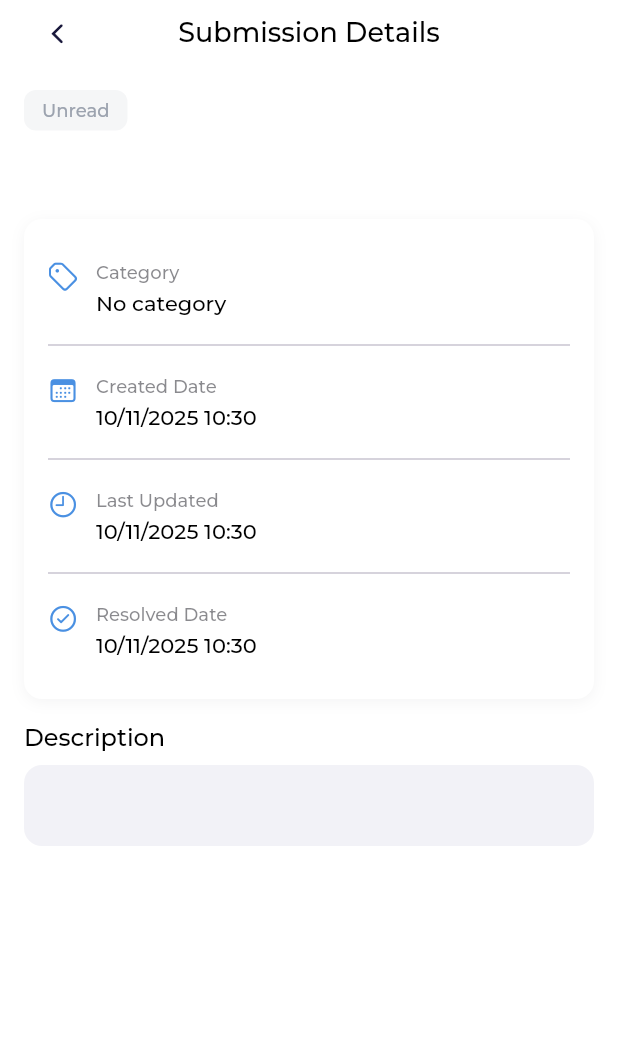
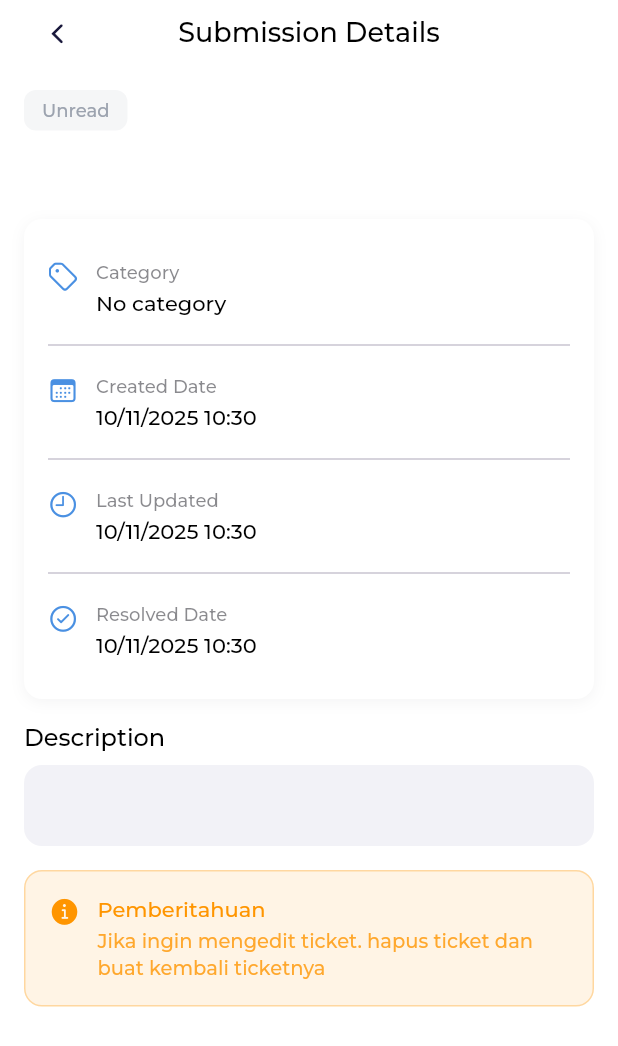
Before and after one commit to nauvaljanuarta/arek-muhammadiyah-mobile, a Flutter app: the TicketDetailPage screen opened directly with empty values, on a phone screen of 412 x 824 dp. Shown: the top 1046 px of the screen. Run offline on Flutter 3.47's test engine with Material 3 defaults, Android fonts, the phone set to English and light mode, and no system bars; our stand-ins replace file_picker, image_picker, shared_preferences, video_player; accounts and stored records are empty; network calls fail; project files that could hold a hidden picture were left out.

Commit message:
fix resolution on ticket

```diff
--- a/lib/models/ticket.dart
+++ b/lib/models/ticket.dart
@@ -46,9 +46,9 @@ class Ticket {
       title: json['title']?.toString() ?? '',
       description: json['description']?.toString() ?? '',
       status: ticketStatusFromString(json['status']?.toString() ?? 'unread'),
-      resolution: json['resolution']?.toString() ?? ' ',
+      resolution: json['resolution']?.toString(),
       createdAt: DateTime.parse(json['created_at'].toString()),
-      updatedAt: DateTime.parse(json['updated_at'].toString()), // ✅ Always exists in API
+      updatedAt: DateTime.parse(json['updated_at'].toString()),
       resolvedAt: json['resolved_at'] != null
           ? DateTime.parse(json['resolved_at'].toString())
           : null,
--- a/lib/pages/ticket/detail_ticket_page.dart
+++ b/lib/pages/ticket/detail_ticket_page.dart
@@ -169,6 +169,156 @@ class _TicketDetailPageState extends State<TicketDetailPage> {
     }
   }
 
+  Widget _buildResolutionSection() {
+  final hasResolution = widget.ticket.resolution != null &&
+                        widget.ticket.resolution!.isNotEmpty &&
+                        widget.ticket.resolution != ' ';
+
+  if (!hasResolution) {
+    return const SizedBox();
+  }
+
+    return Column(
+    crossAxisAlignment: CrossAxisAlignment.start,
+    children: [
+      const SizedBox(height: 16),
+      const Text(
+        'Admin Response',
+        style: TextStyle(
+          fontFamily: 'Montserrat',
+          fontSize: 16,
+          fontWeight: FontWeight.w600,
+          color: AppTheme.textPrimary,
+        ),
+      ),
+      const SizedBox(height: 8),
+      Container(
+        width: double.infinity,
+        padding: const EdgeInsets.all(16),
+        decoration: BoxDecoration(
+          color: CupertinoColors.white,
+          borderRadius: BorderRadius.circular(12),
+          boxShadow: [
+            BoxShadow(
+              color: CupertinoColors.systemGrey.withOpacity(0.1),
+              blurRadius: 8,
+              offset: const Offset(0, 2),
+            ),
+          ],
+        ),
+        child: Column(
+          crossAxisAlignment: CrossAxisAlignment.start,
+          children: [
+            // Header dengan status dan tanggal resolved
+            Row(
+              children: [
+                Container(
+                  padding: const EdgeInsets.symmetric(horizontal: 8, vertical: 4),
+                  decoration: BoxDecoration(
+                    color: widget.ticket.status.color.withOpacity(0.1),
+                    borderRadius: BorderRadius.circular(6),
+                  ),
+                  child: Text(
+                    widget.ticket.status.label,
+                    style: TextStyle(
+                      fontFamily: 'Montserrat',
+                      fontSize: 12,
+                      fontWeight: FontWeight.w600,
+                      color: widget.ticket.status.color,
+                    ),
+                  ),
+                ),
+                const Spacer(),
+                if (widget.ticket.resolvedAt != null)
+                  Text(
+                    'Resolved: ${_formatDate(widget.ticket.resolvedAt!)}',
+                    style: const TextStyle(
+                      fontFamily: 'Montserrat',
+                      fontSize: 12,
+                      color: AppTheme.textSecondary,
+                    ),
+                  ),
+              ],
+            ),
+            const SizedBox(height: 12),
+            // ✅ RESOLUTION CONTENT (balasan dari admin)
+            Text(
+              widget.ticket.resolution!, // Ini yang ditampilkan
+              style: const TextStyle(
+                fontFamily: 'Montserrat',
+                fontSize: 14,
+                color: AppTheme.textPrimary,
+                height: 1.6,
+              ),
+            ),
+          ],
+        ),
+      ),
+    ],
+  );
+}
+
+  // Widget untuk section Note/Pemberitahuan
+  Widget _buildNoteSection() {
+    if (widget.ticket.status != TicketStatus.unread) {
+      return const SizedBox();
+    }
+
+    return Column(
+      crossAxisAlignment: CrossAxisAlignment.start,
+      children: [
+        const SizedBox(height: 16),
+        Container(
+          padding: const EdgeInsets.all(16),
+          decoration: BoxDecoration(
+            color: CupertinoColors.systemOrange.withOpacity(0.1),
+            borderRadius: BorderRadius.circular(12),
+            border: Border.all(
+              color: CupertinoColors.systemOrange.withOpacity(0.3),
+            ),
+          ),
+          child: Row(
+            crossAxisAlignment: CrossAxisAlignment.start,
+            children: [
+              Icon(
+                CupertinoIcons.info_circle_fill,
+                color: CupertinoColors.systemOrange,
+                size: 20,
+              ),
+              const SizedBox(width: 12),
+              Expanded(
+                child: Column(
+                  crossAxisAlignment: CrossAxisAlignment.start,
+                  children: [
+                    const Text(
+                      'Pemberitahuan',
+                      style: TextStyle(
+                        fontFamily: 'Montserrat',
+                        fontSize: 14,
+                        fontWeight: FontWeight.w600,
+                        color: CupertinoColors.systemOrange,
+                      ),
+                    ),
+                    const SizedBox(height: 4),
+                    Text(
+                      'Jika ingin mengedit ticket. hapus ticket dan buat kembali ticketnya',
+                      style: TextStyle(
+                        fontFamily: 'Montserrat',
+                        fontSize: 13,
+                        color: CupertinoColors.systemOrange.withOpacity(0.8),
+                        height: 1.4,
+                      ),
+                    ),
+                  ],
+                ),
+              ),
+            ],
+          ),
+        ),
+      ],
+    );
+  }
+
   @override
   Widget build(BuildContext context) {
     final documents = widget.ticket.documents;
@@ -232,6 +382,7 @@ class _TicketDetailPageState extends State<TicketDetailPage> {
                     ),
                     const SizedBox(height: 16),
 
+                    // Details Card
                     Container(
                       padding: const EdgeInsets.all(16),
                       decoration: BoxDecoration(
@@ -306,6 +457,10 @@ class _TicketDetailPageState extends State<TicketDetailPage> {
                       ),
                     ),
 
+                    _buildNoteSection(),
+
+                    _buildResolutionSection(),
+
                     if (documents.isNotEmpty) ...[
                       const SizedBox(height: 16),
                       const Text(
```
